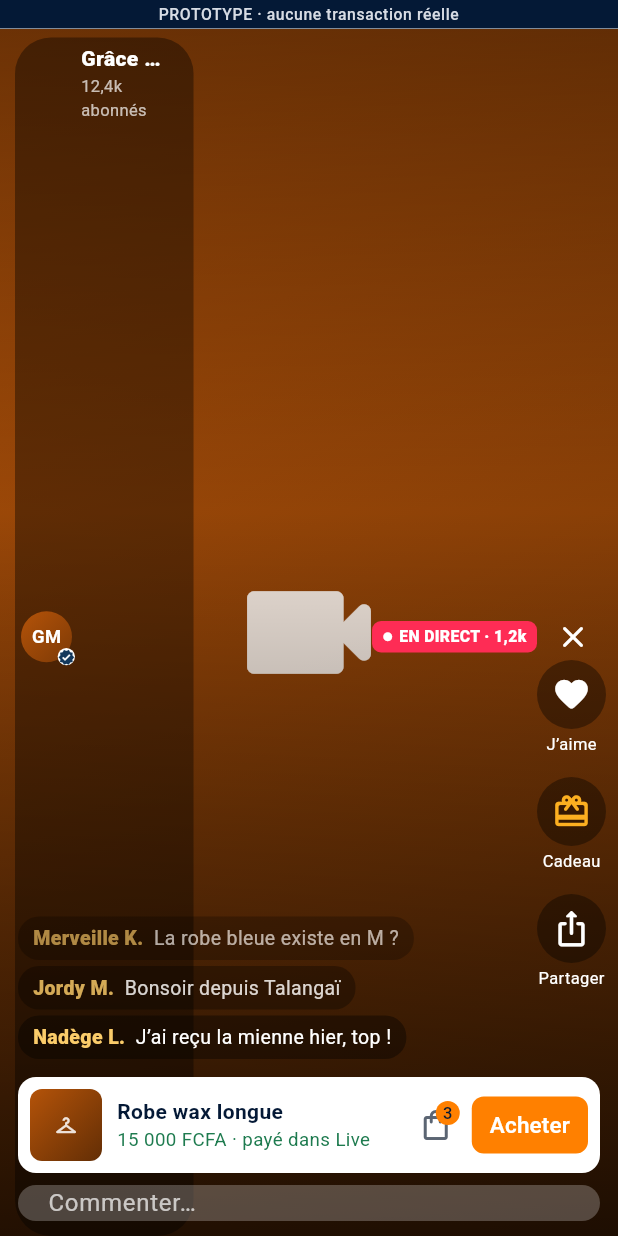
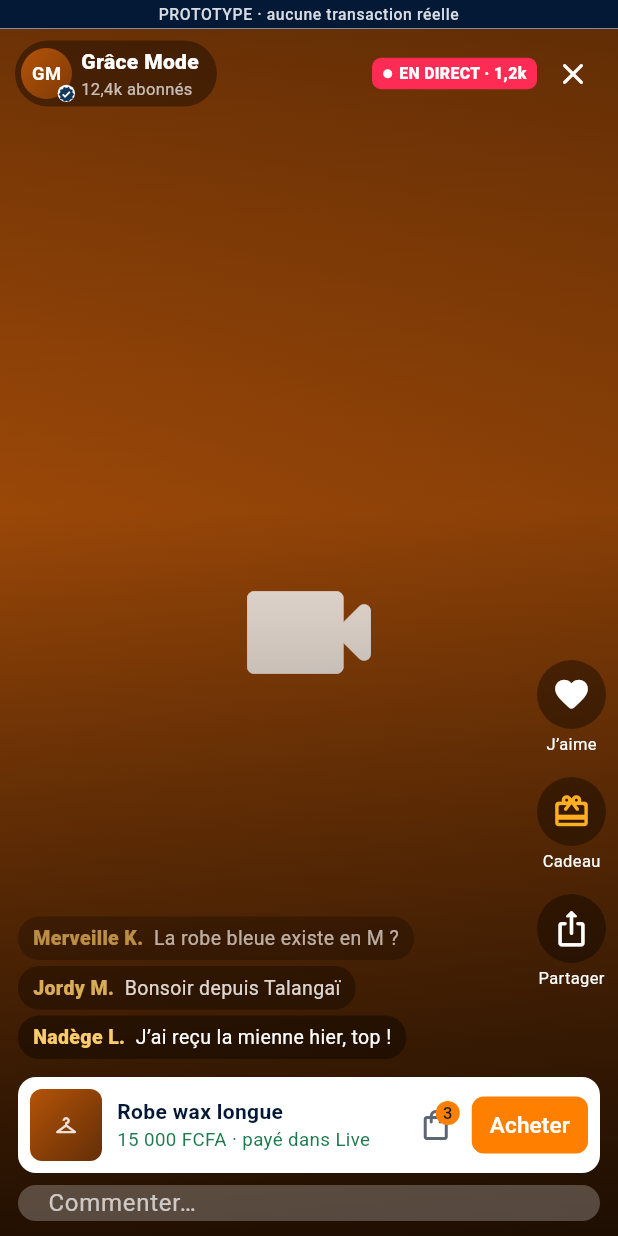
Before and after one commit to Live2026/Live, a Flutter app: the EcranDirect screen opened directly with empty values, on a phone screen of 412 x 824 dp. Run offline on Flutter 3.47's test engine with Material 3 defaults, Android fonts, the phone set to English and light mode, and no system bars; our stand-ins replace flutter_riverpod, go_router, qr_flutter.

Commit message:
fix(prototype): en-tête du direct ancré en haut, cloche des relations dans le menu, symboles sans police distante, vignettes de la galerie caméra
Co-Authored-By: Claude Opus 5.5 <noreply@anthropic.com>
Claude-Session: https://claude.ai/code/session_01MCoYm9C73oKd3ji52FcTpd

```diff
--- a/app/lib/features/direct/direct_lecteur.dart
+++ b/app/lib/features/direct/direct_lecteur.dart
@@ -104,12 +104,18 @@ class _EcranDirectState extends ConsumerState<EcranDirect> {
             ),
           ),
         ),
-        SafeArea(
+        Positioned(
+          left: 0,
+          right: 0,
+          top: 0,
+          child: SafeArea(
             child: Padding(
               padding: const EdgeInsets.fromLTRB(10, 6, 6, 0),
               child: Row(
                 children: [
-                Flexible(
+                  Expanded(
+                    child: Align(
+                      alignment: Alignment.centerLeft,
                       child: Container(
                         padding: const EdgeInsets.fromLTRB(4, 4, 6, 4),
                         decoration: BoxDecoration(
@@ -168,7 +174,7 @@ class _EcranDirectState extends ConsumerState<EcranDirect> {
                         ),
                       ),
                     ),
-                const Spacer(),
+                  ),
                   _PastilleDirect(spectateurs: d.spectateurs),
                   IconButton(
                     tooltip: 'Quitter le direct',
@@ -176,6 +182,7 @@ class _EcranDirectState extends ConsumerState<EcranDirect> {
                     icon: const Icon(Icons.close_rounded, color: Colors.white),
                   ),
                 ],
+              ),
             ),
           ),
         ),
--- a/app/lib/features/immo/immo_fiche_blocs.dart
+++ b/app/lib/features/immo/immo_fiche_blocs.dart
@@ -148,7 +148,7 @@ class _Annonceur extends ConsumerWidget {
                     ? OutlinedButton(
                         onPressed: () =>
                             ref.read(liveProvider.notifier).basculerSuivi(v.id),
-                        child: const Text('Suivi ✓'),
+                        child: const Text('Suivi'),
                       )
                     : FilledButton.tonal(
                         onPressed: () =>
--- a/app/lib/features/market/offre_qr.dart
+++ b/app/lib/features/market/offre_qr.dart
@@ -200,9 +200,9 @@ class _EcranQrPaiementState extends ConsumerState<EcranQrPaiement> {
 Future<void> ouvrirBoost(BuildContext context, WidgetRef ref, String titre) {
   final pro = ref.read(liveProvider).pro;
   const offres = [
-    ('24 heures', 1000, '≈ 1 500 vues'),
-    ('3 jours', 2500, '≈ 5 000 vues'),
-    ('7 jours', 5000, '≈ 12 000 vues'),
+    ('24 heures', 1000, 'env. 1 500 vues'),
+    ('3 jours', 2500, 'env. 5 000 vues'),
+    ('7 jours', 5000, 'env. 12 000 vues'),
   ];
   return showModalBottomSheet<void>(
     context: context,
--- a/app/lib/features/publish/publier_media.dart
+++ b/app/lib/features/publish/publier_media.dart
@@ -370,7 +370,7 @@ class _EcranPublierMediaState extends State<EcranPublierMedia>
                 const SizedBox(height: 10),
                 GridView.extent(
                   shrinkWrap: true,
-                  maxCrossAxisExtent: 110,
+                  maxCrossAxisExtent: 90,
                   mainAxisSpacing: 4,
                   crossAxisSpacing: 4,
                   childAspectRatio: 9 / 14,
--- a/app/lib/shared/feuilles.dart
+++ b/app/lib/shared/feuilles.dart
@@ -238,7 +238,7 @@ Future<int?> ouvrirFiltresImmo(
             children: [
               for (final p in paliers)
                 ChoiceChip(
-                  label: Text(p == 0 ? 'Tous' : '≤ ${fcfaCourt(p)}'),
+                  label: Text(p == 0 ? 'Tous' : 'max ${fcfaCourt(p)}'),
                   selected: choix == p,
                   onSelected: (_) => setState(() => choix = p),
                 ),
```
Also changed, not shown: app/lib/features/social/relations_lignes.dart (+15 -18 lines). Lines whose indentation alone changed are shown as unchanged.
